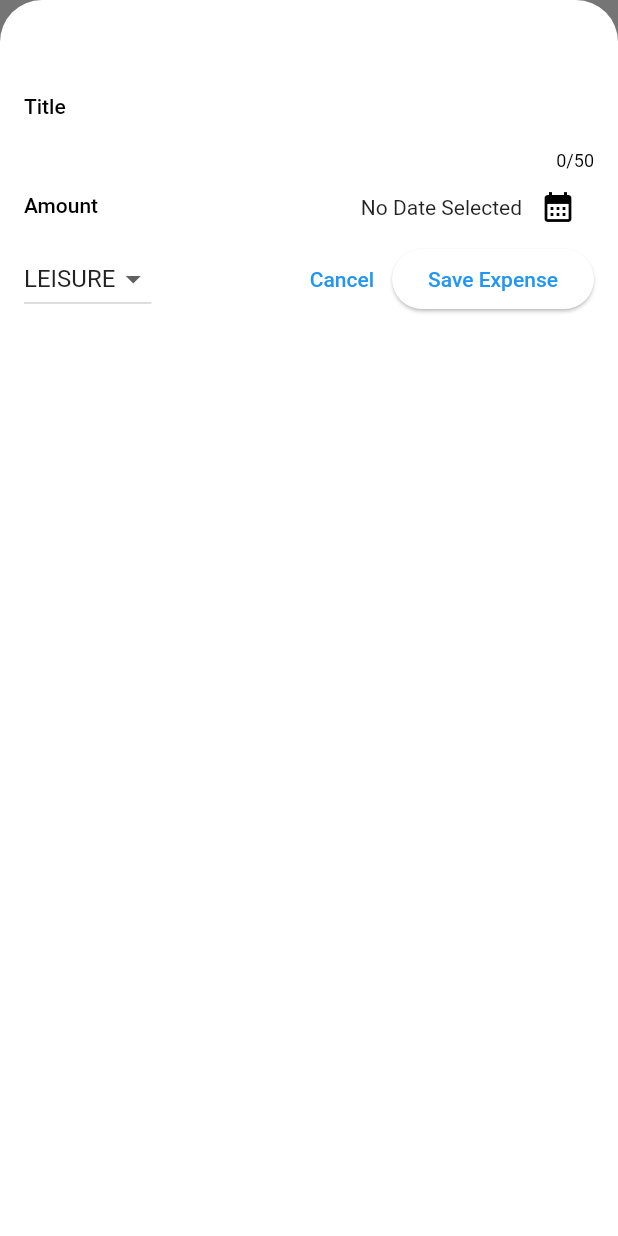
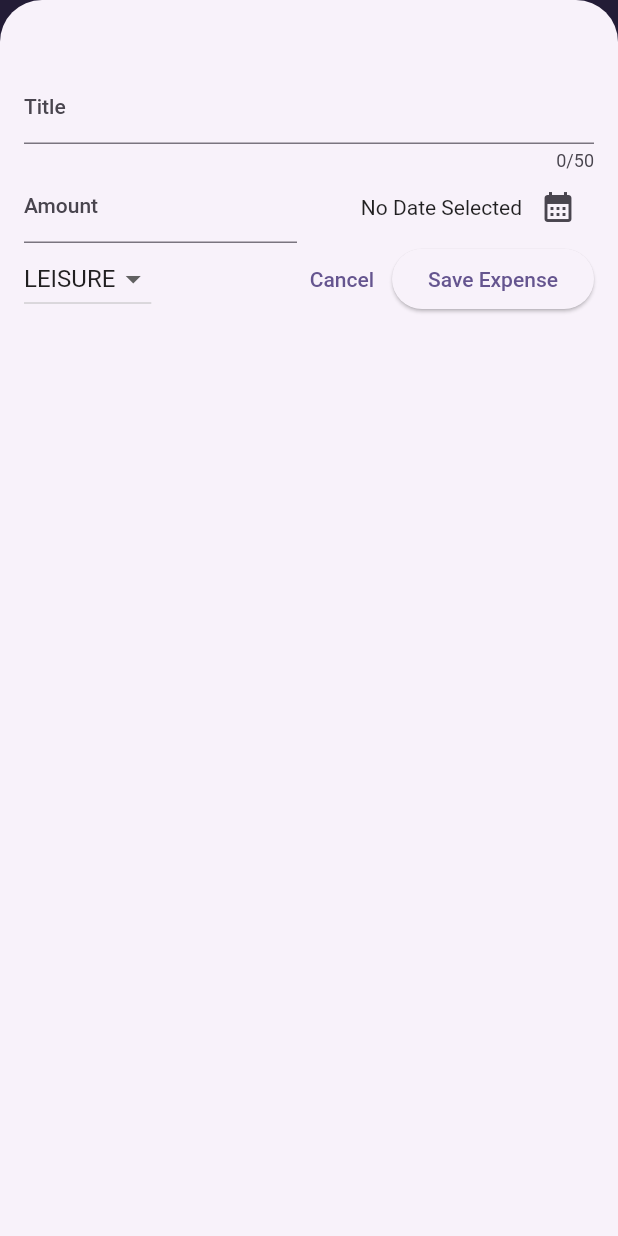
Before and after one commit to thatserfan/Expense-Tracker-Flutter, a Flutter app: the screen it shows after launch, after a tap on the "add" icon, on a phone screen of 412 x 824 dp. Run offline on Flutter 3.47's test engine with Material 2 defaults, Android fonts, the phone set to English and light mode, and no system bars.

Commit message:
Change scheme and appbar color

```diff
--- a/lib/main.dart
+++ b/lib/main.dart
@@ -1,10 +1,20 @@
 import 'package:flutter/material.dart';
 import 'package:expense_tracker/widgets/expenses.dart';
+
+var kColorScheme = ColorScheme.fromSeed(
+  seedColor: const Color.fromARGB(2555, 96, 59, 181),
+);
 
 void main() {
   runApp(
     MaterialApp(
-      theme: ThemeData().copyWith(useMaterial3: true),
+      theme: ThemeData().copyWith(
+          useMaterial3: true,
+          colorScheme: kColorScheme,
+          appBarTheme: const AppBarTheme().copyWith(
+            backgroundColor: kColorScheme.onPrimaryContainer,
+            foregroundColor: kColorScheme.primaryContainer,
+          )),
       home: const Expenses(),
     ),
   );
```
